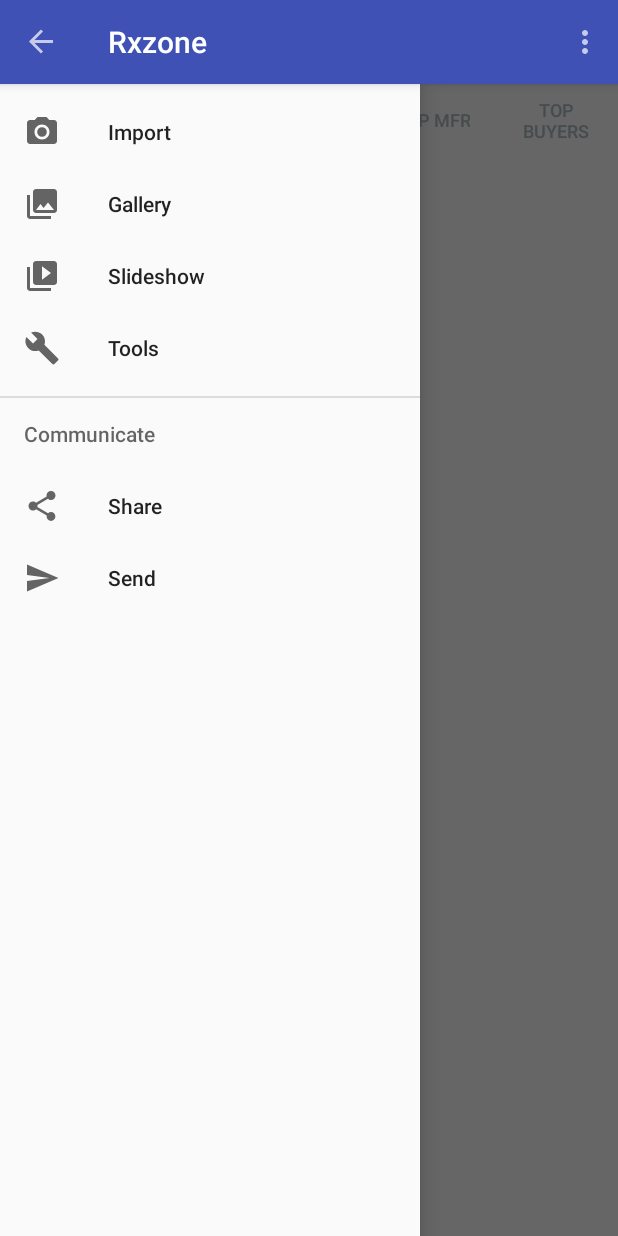
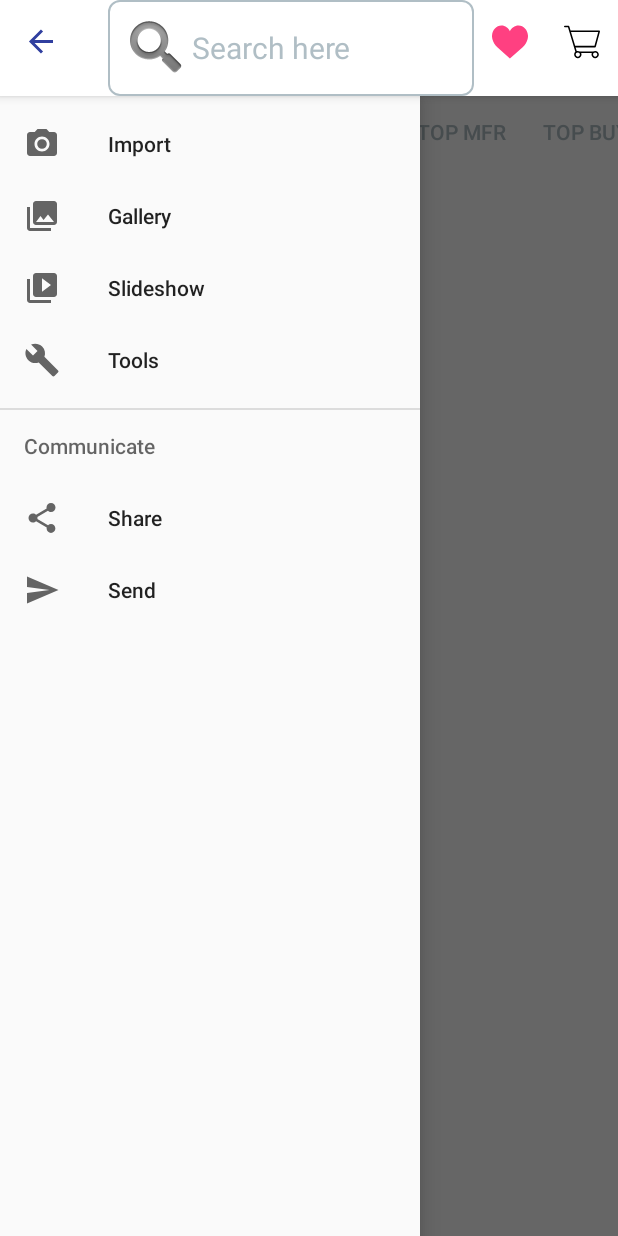
Before and after one commit to ShivaProxim/RXZone, an Android app: the MainActivity screen opened directly, with no data from a screen before it, with the side drawer open, on a phone screen of 412 x 824 dp. Run offline under Robolectric (Android 15) with nearby library versions, the phone set to English and light mode, and no system bars; libraries missing offline, so code that uses them is left out: com.leo.simplearcloader; 5 statements that could not run were skipped.

Commit message:
working on dashboard

```diff
--- a/app/build.gradle
+++ b/app/build.gradle
@@ -30,6 +30,8 @@ dependencies {
 
     implementation 'com.squareup.retrofit2:converter-gson:2.0.2'
 
+    implementation 'com.github.bumptech.glide:glide:3.5.2'
+
     implementation 'com.leo.simplearcloader:simplearcloader:1.0.0'
 
     testImplementation 'junit:junit:4.12'
--- a/app/src/main/AndroidManifest.xml
+++ b/app/src/main/AndroidManifest.xml
@@ -24,7 +24,7 @@
 
         <activity
             android:name="com.rxzone.Activities.DashBoardActivity.MainActivity"
-            android:theme="@style/AppTheme.NoActionBar"
+            android:theme="@style/MyMaterialTheme.Base"
             android:windowSoftInputMode="stateHidden" />
         <activity
             android:name="com.rxzone.Activities.LoginActivity.LoginActivity"
--- a/app/src/main/java/com/rxzone/Activities/DashBoardActivity/Fragments/AllPostAdapter.java
+++ b/app/src/main/java/com/rxzone/Activities/DashBoardActivity/Fragments/AllPostAdapter.java
@@ -12,6 +12,7 @@ import android.widget.ImageView;
 import android.widget.TextView;
 import android.widget.Toast;
 
+import com.bumptech.glide.Glide;
 import com.rxzone.Util.DateUtil;
 import com.rxzone.rxzone.R;
 
@@ -47,6 +48,7 @@ public class AllPostAdapter extends RecyclerView.Adapter<AllPostAdapter.ViewHold
     @Override
     public void onBindViewHolder(AllPostAdapter.ViewHolder holder, int position) {
 //            holder.notification_item_img.setImageResource(R.drawable.shades);
+         Glide.with(context).load(allPostData.get(position).getPackageName()).into(holder.postimg);
         if (allPostData.get(position).getPackageName() != null && !allPostData.get(position).getPackageName().isEmpty()) {
             holder.postTitle.setText(Html.fromHtml(allPostData.get(position).getPackageName() + ""));
         }
@@ -66,13 +68,13 @@ public class AllPostAdapter extends RecyclerView.Adapter<AllPostAdapter.ViewHold
     }
 
     public class ViewHolder extends RecyclerView.ViewHolder implements OnClickListener {
-        ImageView notification_item_img, likeIv, decrementIv, addIv;
+        ImageView postimg, likeIv, decrementIv, addIv;
         TextView postTitle, postinfo, postdate, counttxt;
         Button addbtn;
 
         public ViewHolder(View itemView) {
             super(itemView);
-            notification_item_img = (ImageView) itemView.findViewById(R.id.postimg);
+            postimg = (ImageView) itemView.findViewById(R.id.postimg);
             postTitle = (TextView) itemView.findViewById(R.id.postTitle);
             postinfo = (TextView) itemView.findViewById(R.id.postinfo);
             postdate = (TextView) itemView.findViewById(R.id.postdate);
--- a/app/src/main/java/com/rxzone/Activities/DashBoardActivity/MainActivity.java
+++ b/app/src/main/java/com/rxzone/Activities/DashBoardActivity/MainActivity.java
@@ -18,6 +18,7 @@ import android.support.v7.app.AppCompatActivity;
 import android.support.v7.widget.Toolbar;
 import android.view.Menu;
 import android.view.MenuItem;
+import android.widget.SearchView;
 import android.widget.Toast;
 
 import com.rxzone.Activities.DashBoardActivity.Fragments.AllPostFragment;
@@ -33,6 +34,7 @@ public class MainActivity extends AppCompatActivity
     private ViewPager mViewPager;
     private TabLayout tabLayout;
     private MyTabAdapter myTabAdapter;
+    SearchView searchView;
 
     @Override
     protected void onCreate(Bundle savedInstanceState) {
@@ -42,7 +44,16 @@ public class MainActivity extends AppCompatActivity
         initializeViews(MainActivity.this);
 
         Toolbar toolbar = (Toolbar) findViewById(R.id.toolbar);
+
         setSupportActionBar(toolbar);
+//        searchView = (SearchView)toolbar.findViewById(R.id.search);
+
+//
+//        searchView.setActivated(true);
+//        searchView.setQueryHint("Type your keyword here");
+//        searchView.onActionViewExpanded();
+//        searchView.setIconified(false);
+//        searchView.clearFocus();
 
 
 
@@ -74,6 +85,8 @@ public class MainActivity extends AppCompatActivity
         adapter.addFragment(new AllPostFragment(), "Top MFR");
         adapter.addFragment(new AllPostFragment(), "Top Buyers");
 //        adapter.addFragment(new AllPostFragment(), "Top Sale");
+
+        mViewPager.setOffscreenPageLimit(3);
 
         mViewPager.setAdapter(adapter);
         tabLayout.setupWithViewPager(mViewPager);
--- /dev/null
+++ b/app/src/main/java/com/rxzone/Util/ScrollableViewPager.java
@@ -0,0 +1,36 @@
+package com.rxzone.Util;
+
+import android.content.Context;
+import android.support.v4.view.ViewPager;
+import android.util.AttributeSet;
+import android.view.MotionEvent;
+
+/**
+ * Created by Logins on 17-11-2017.
+ */
+
+public class ScrollableViewPager extends ViewPager {
+    private boolean canScroll = false;
+
+    public ScrollableViewPager(Context context) {
+        super(context);
+    }
+
+    public ScrollableViewPager(Context context, AttributeSet attrs) {
+        super(context, attrs);
+    }
+
+    public void setCanScroll(boolean canScroll) {
+        this.canScroll = canScroll;
+    }
+
+    @Override
+    public boolean onTouchEvent(MotionEvent ev) {
+        return canScroll && super.onTouchEvent(ev);
+    }
+
+    @Override
+    public boolean onInterceptTouchEvent(MotionEvent ev) {
+        return canScroll && super.onInterceptTouchEvent(ev);
+    }
+}
--- /dev/null
+++ b/app/src/main/res/drawable/ic_likepink.xml
@@ -0,0 +1,4 @@
+<vector android:height="24dp" android:viewportHeight="50.0"
+    android:viewportWidth="50.0" android:width="24dp" xmlns:android="http://schemas.android.com/apk/res/android">
+    <path android:fillColor="#FF4081" android:pathData="M24.85,10.13c2.02,-4.78 6.63,-8.13 11.99,-8.13c7.22,0 12.43,6.18 13.08,13.54c0,0 0.35,1.83 -0.42,5.12c-1.06,4.48 -3.55,8.46 -6.9,11.5L24.85,48L7.4,32.17c-3.35,-3.04 -5.84,-7.02 -6.9,-11.5c-0.78,-3.29 -0.42,-5.12 -0.42,-5.12C0.73,8.18 5.94,2 13.16,2C18.52,2 22.83,5.34 24.85,10.13z"/>
+</vector>
--- /dev/null
+++ b/app/src/main/res/drawable/ic_shoppingcart.xml
@@ -0,0 +1,4 @@
+<vector android:height="24dp" android:viewportHeight="299.915"
+    android:viewportWidth="299.915" android:width="24dp" xmlns:android="http://schemas.android.com/apk/res/android">
+    <path android:fillColor="#FF000000" android:pathData="M293.49,53.62H55.7c-0.46,0 -0.88,0.17 -1.32,0.27l-9.67,-32.12c-0.11,-0.35 -0.34,-0.6 -0.5,-0.93c-0.26,-3.3 -2.96,-5.92 -6.32,-5.92c-0.01,0 -0.02,0 -0.03,0L6.4,15.06C2.85,15.08 -0.01,17.97 0,21.52c0.01,3.54 2.89,6.4 6.43,6.4c0.01,0 0.02,0 0.03,0l26.65,-0.12l61.52,204.19c-6.11,5.59 -10.01,13.54 -10.01,22.47c0,16.86 13.66,30.53 30.53,30.53c16.86,0 30.53,-13.67 30.53,-30.53c0,-4.4 -0.96,-8.55 -2.63,-12.32h88.82c-1.67,3.77 -2.63,7.92 -2.63,12.32c0,16.86 13.66,30.53 30.53,30.53c16.86,0 30.53,-13.67 30.53,-30.53s-13.67,-30.53 -30.53,-30.53c-6.4,0 -12.33,1.99 -17.24,5.35H132.38c-4.91,-3.37 -10.84,-5.35 -17.24,-5.35c-3.18,0 -6.19,0.62 -9.07,1.52l-9.18,-30.45l161.92,-0.13c2.83,0 5.17,-1.87 6.02,-4.42c0.22,-0.41 0.46,-0.8 0.58,-1.26l34.27,-126.39c0.22,-0.8 0.24,-1.61 0.15,-2.38c0.01,-0.14 0.08,-0.24 0.08,-0.37C299.92,56.49 297.04,53.62 293.49,53.62zM259.75,236.78c9.75,0 17.67,7.92 17.67,17.67c0,9.75 -7.92,17.67 -17.67,17.67c-9.75,0 -17.67,-7.92 -17.67,-17.67C242.08,244.71 250,236.78 259.75,236.78zM115.15,236.78c9.75,0 17.67,7.92 17.67,17.67c0,9.75 -7.92,17.67 -17.67,17.67s-17.67,-7.92 -17.67,-17.67C97.48,244.71 105.4,236.78 115.15,236.78zM254.04,182.03l-161.01,0.13L58.18,66.48h227.2L254.04,182.03z"/>
+</vector>
--- /dev/null
+++ b/app/src/main/res/drawable/rounded_corner_grey.xml
@@ -0,0 +1,18 @@
+<?xml version="1.0" encoding="utf-8"?>
+<shape xmlns:android="http://schemas.android.com/apk/res/android">
+    <stroke
+        android:width="1dp"
+        android:color="#B0BEC5" />
+
+    <padding
+        android:bottom="1dp"
+        android:left="1dp"
+        android:right="1dp"
+        android:top="1dp" />
+
+    <corners
+        android:bottomLeftRadius="7dp"
+        android:bottomRightRadius="7dp"
+        android:topLeftRadius="7dp"
+        android:topRightRadius="7dp" />
+</shape>
--- a/app/src/main/res/layout/activity_main.xml
+++ b/app/src/main/res/layout/activity_main.xml
@@ -13,15 +13,47 @@
         android:layout_width="match_parent"
         android:layout_height="wrap_content"
         android:theme="@style/AppTheme.AppBarOverlay">
-    <android.support.v7.widget.Toolbar
+   <!-- <android.support.v7.widget.Toolbar
         android:id="@+id/toolbar"
         android:layout_width="match_parent"
         android:layout_height="wrap_content"
         android:background="?attr/colorPrimary"
         android:minHeight="?attr/actionBarSize"
+        android:layout_gravity="center_horizontal"
+        android:gravity="center_horizontal"
         app:popupTheme="@style/AppTheme.PopupOverlay"
+
         android:theme="@style/ThemeOverlay.AppCompat.Dark"
-        app:titleTextColor="@android:color/white" />
+        app:titleTextColor="@color/colorAccent" />-->
+
+        <android.support.v7.widget.Toolbar
+            android:id="@+id/toolbar"
+            android:layout_width="match_parent"
+            android:layout_height="wrap_content"
+            android:background="@color/colorPrimary"
+            android:minHeight="?attr/actionBarSize">
+
+            <TextView
+                android:id="@+id/text_view"
+                android:layout_width="fill_parent"
+                android:layout_height="wrap_content"
+                android:layout_gravity="center_horizontal"
+                android:padding="@dimen/eigth"
+                android:drawableLeft="@android:drawable/ic_search_category_default"
+                android:text="Search here"
+                android:gravity="center_vertical"
+                android:textSize="@dimen/twenty"
+                android:background="@drawable/rounded_corner_grey"
+                android:textColor="@color/grey" />
+           <!-- <android.support.v7.widget.SearchView
+                android:id="@+id/search"
+                android:layout_width="match_parent"
+                android:layout_height="wrap_content"
+
+                android:clickable="true" />-->
+
+        </android.support.v7.widget.Toolbar>
+
     </android.support.design.widget.AppBarLayout>
 
     <android.support.v4.widget.DrawerLayout
@@ -42,12 +74,15 @@
                 android:layout_height="wrap_content"
                 android:layout_below="@+id/toolbar"
                 android:background="#125688"
+                app:tabGravity="fill"
+                app:tabMode="scrollable"
                 android:minHeight="?attr/actionBarSize"
                 android:theme="@style/ThemeOverlay.AppCompat.Dark.ActionBar" />
 
             <android.support.v4.view.ViewPager
                 android:id="@+id/pager"
                 android:scrollbars="horizontal"
+                app:layout_behavior="@string/appbar_scrolling_view_behavior"
                 android:layout_width="match_parent"
                 android:layout_height="wrap_content" />
         </LinearLayout>
--- a/app/src/main/res/layout/card_bottom_cart.xml
+++ b/app/src/main/res/layout/card_bottom_cart.xml
@@ -82,7 +82,7 @@
 
             android:text="Add"
             android:textAllCaps="false"
-            android:textColor="@color/colorPrimary" />
+            android:textColor="@color/colorAccent" />
 
     </RelativeLayout>
 </RelativeLayout>
--- a/app/src/main/res/layout/content_main.xml
+++ b/app/src/main/res/layout/content_main.xml
@@ -13,10 +13,9 @@
         android:id="@+id/tabs"
         android:layout_width="match_parent"
         android:layout_height="wrap_content"
-        app:tabMode="fixed"
+        app:tabMode="scrollable"
         android:background="?attr/colorPrimary"
         android:minHeight="?attr/actionBarSize"
-        app:tabGravity="fill"
         app:tabTextColor="#FFF"
         app:tabSelectedTextColor="@color/colorAccent"
         />
@@ -24,6 +23,7 @@
 
     <android.support.v4.view.ViewPager
         android:id="@+id/pager"
+        app:layout_behavior="@string/appbar_scrolling_view_behavior"
         android:layout_width="match_parent"
         android:layout_height="match_parent"/>
 
--- /dev/null
+++ b/app/src/main/res/layout/search_box.xml
@@ -0,0 +1,7 @@
+<?xml version="1.0" encoding="utf-8"?>
+<EditText xmlns:android="http://schemas.android.com/apk/res/android"
+    android:id="@+id/searchfield"
+    android:layout_width="match_parent"
+    android:layout_height="match_parent"
+    android:inputType="textFilter"
+    android:text="Text"/>
--- a/app/src/main/res/menu/main.xml
+++ b/app/src/main/res/menu/main.xml
@@ -5,5 +5,12 @@
         android:id="@+id/action_settings"
         android:orderInCategory="100"
         android:title="@string/action_settings"
-        app:showAsAction="never" />
+        android:icon="@drawable/ic_likepink"
+        app:showAsAction="always" />
+    <item
+        android:id="@+id/action_settingsss"
+        android:orderInCategory="100"
+        android:title="@string/action_settings"
+        android:icon="@drawable/ic_shoppingcart"
+        app:showAsAction="always" />
 </menu>
--- a/app/src/main/res/values/colors.xml
+++ b/app/src/main/res/values/colors.xml
@@ -1,7 +1,7 @@
 <?xml version="1.0" encoding="utf-8"?>
 <resources>
-    <color name="colorPrimary">#3F51B5</color>
-    <color name="colorPrimaryDark">#303F9F</color>
+    <color name="colorPrimary">#FFF</color>
+    <color name="colorPrimaryDark">#FFF</color>
     <color name="colorAccent">#303F9F</color>
 
 
--- a/app/src/main/res/values/styles.xml
+++ b/app/src/main/res/values/styles.xml
@@ -12,6 +12,36 @@
         <item name="windowActionBar">false</item>
         <item name="windowNoTitle">true</item>
     </style>
+    <style name="AppTheme.NoActionBarr">
+        <item name="windowActionBar">true</item>
+        <item name="windowNoTitle">true</item>
+    </style>
+
+
+    <style name="MyMaterialTheme.Base" parent="Theme.AppCompat.Light.DarkActionBar">
+        <item name="windowActionBar">true</item>
+        <item name="windowNoTitle">true</item>
+        <item name="actionBarStyle">@style/ActionBarStyle</item>
+        <item name="colorPrimary">@color/colorPrimary</item>
+        <item name="colorPrimaryDark">@color/colorPrimaryDark</item>
+        <item name="colorAccent">@color/colorAccent</item>
+        <item name="drawerArrowStyle">@style/DrawerArrowStyle</item>
+    </style>
+
+    <style name="ActionBarStyle" parent="Theme.AppCompat.Light.DarkActionBar" >
+        <item name="android:titleTextStyle">@style/ActionBarTitle</item>
+    </style>
+
+    <style name="ActionBarTitle" parent="Widget.AppCompat.ActionBar">
+        <item name="android:textColor">@android:color/black</item>
+    </style>
+
+
+
+    <style name="DrawerArrowStyle" parent="@style/Widget.AppCompat.DrawerArrowToggle">
+        <item name="spinBars">true</item>
+        <item name="color">@color/colorAccent</item>
+    </style>
 
     <style name="AppTheme.AppBarOverlay" parent="ThemeOverlay.AppCompat.Dark.ActionBar" />
 
```
